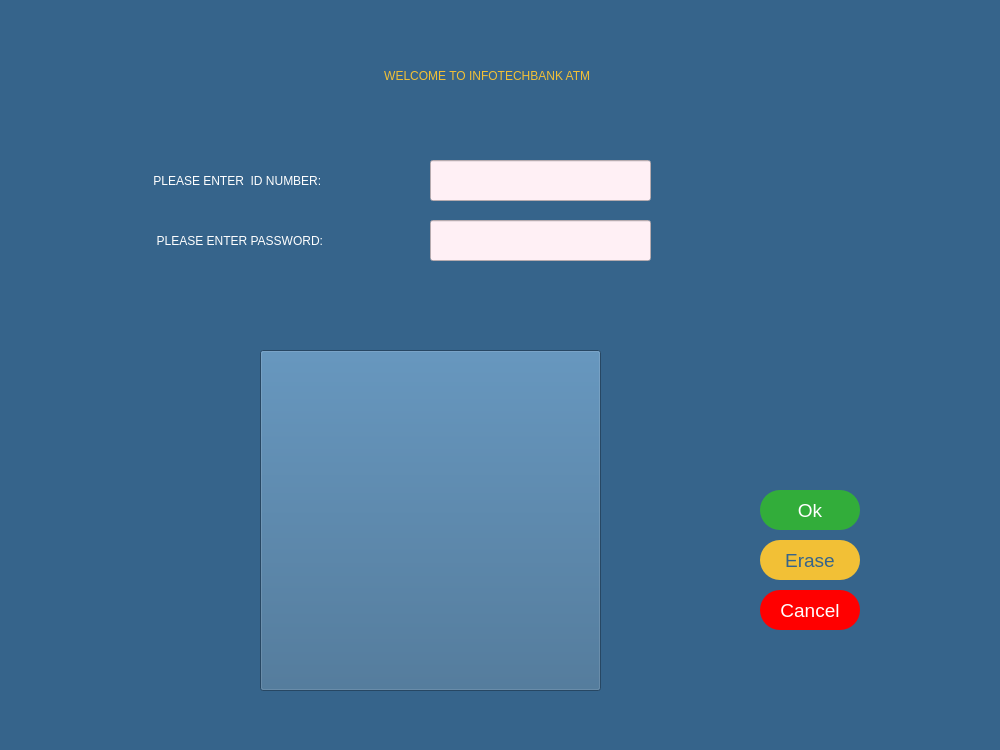
Above: atmloginpage.ui from melihorhanyilmaz/Project before the change. Below: the same form after it.
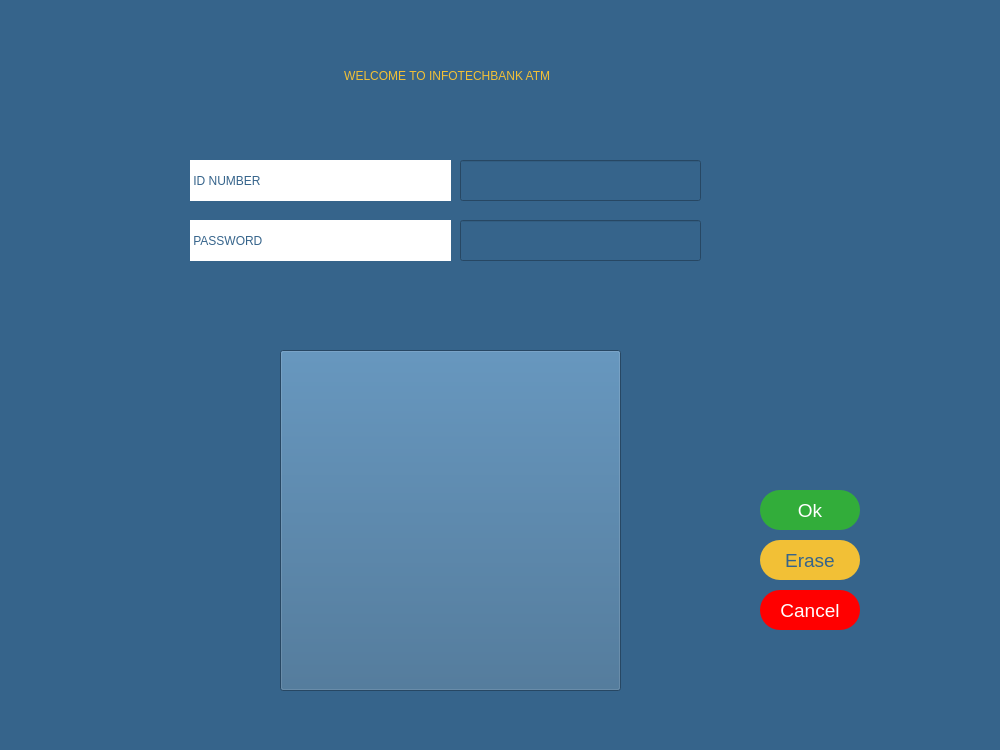
That is the form after the change. Icons and pictures are not drawn.

```diff
--- a/atmloginpage.ui
+++ b/atmloginpage.ui
@@ -20,17 +20,15 @@
    <widget class="QLineEdit" name="li_id">
     <property name="geometry">
      <rect>
-      <x>430</x>
+      <x>460</x>
       <y>160</y>
-      <width>221</width>
+      <width>241</width>
       <height>41</height>
      </rect>
     </property>
     <property name="styleSheet">
-     <string notr="true">background-color: rgb(255, 240, 245);
-color: rgb(0, 0, 0);
-font: 63 14pt ;Montserrat SemiBold;
-
+     <string notr="true">color: rgb(255, 255, 255);
+font: 63 14pt &quot;Montserrat SemiBold&quot;;
 </string>
     </property>
     <property name="maxLength">
@@ -46,16 +44,15 @@
    <widget class="QLineEdit" name="li_password">
     <property name="geometry">
      <rect>
-      <x>430</x>
+      <x>460</x>
       <y>220</y>
-      <width>221</width>
+      <width>241</width>
       <height>41</height>
      </rect>
     </property>
     <property name="styleSheet">
-     <string notr="true">background-color: rgb(255, 240, 245);
-color: rgb(0, 0, 0);
-
+     <string notr="true">color: rgb(255, 255, 255);
+font: 63 14pt &quot;Montserrat SemiBold&quot;;
 </string>
     </property>
     <property name="maxLength">
@@ -68,18 +65,19 @@
    <widget class="QLabel" name="la_id">
     <property name="geometry">
      <rect>
-      <x>150</x>
+      <x>190</x>
       <y>160</y>
-      <width>271</width>
+      <width>261</width>
       <height>41</height>
      </rect>
     </property>
     <property name="styleSheet">
-     <string notr="true">font: 63 12pt &quot;Montserrat SemiBold&quot;;
-color: rgb(255, 255, 255);</string>
+     <string notr="true">color: rgb(54, 100, 139);
+background-color: rgb(255, 255, 255);
+font: 63 14pt &quot;Montserrat SemiBold&quot;;</string>
     </property>
     <property name="text">
-     <string> PLEASE ENTER  ID NUMBER:</string>
+     <string> ID NUMBER</string>
     </property>
     <property name="textFormat">
      <enum>Qt::AutoText</enum>
@@ -88,7 +86,7 @@
    <widget class="QLabel" name="la_password">
     <property name="geometry">
      <rect>
-      <x>150</x>
+      <x>190</x>
       <y>220</y>
       <width>261</width>
       <height>41</height>
@@ -101,11 +99,12 @@
      <enum>Qt::LeftToRight</enum>
     </property>
     <property name="styleSheet">
-     <string notr="true">font: 63 12pt &quot;Montserrat SemiBold&quot;;
-color: rgb(255, 255, 255);</string>
+     <string notr="true">color: rgb(54, 100, 139);
+background-color: rgb(255, 255, 255);
+font: 63 14pt &quot;Montserrat SemiBold&quot;;</string>
     </property>
     <property name="text">
-     <string>  PLEASE ENTER PASSWORD:</string>
+     <string> PASSWORD</string>
     </property>
    </widget>
    <widget class="QPushButton" name="eraseB">
@@ -182,7 +181,7 @@
    <widget class="QLabel" name="la_welcome">
     <property name="geometry">
      <rect>
-      <x>240</x>
+      <x>200</x>
       <y>40</y>
       <width>491</width>
       <height>71</height>
@@ -204,7 +203,7 @@
    <widget class="QLabel" name="la_error">
     <property name="geometry">
      <rect>
-      <x>160</x>
+      <x>200</x>
       <y>280</y>
       <width>491</width>
       <height>41</height>
@@ -224,7 +223,7 @@
    <widget class="QPushButton" name="pushButton">
     <property name="geometry">
      <rect>
-      <x>260</x>
+      <x>280</x>
       <y>350</y>
       <width>341</width>
       <height>341</height>
```
